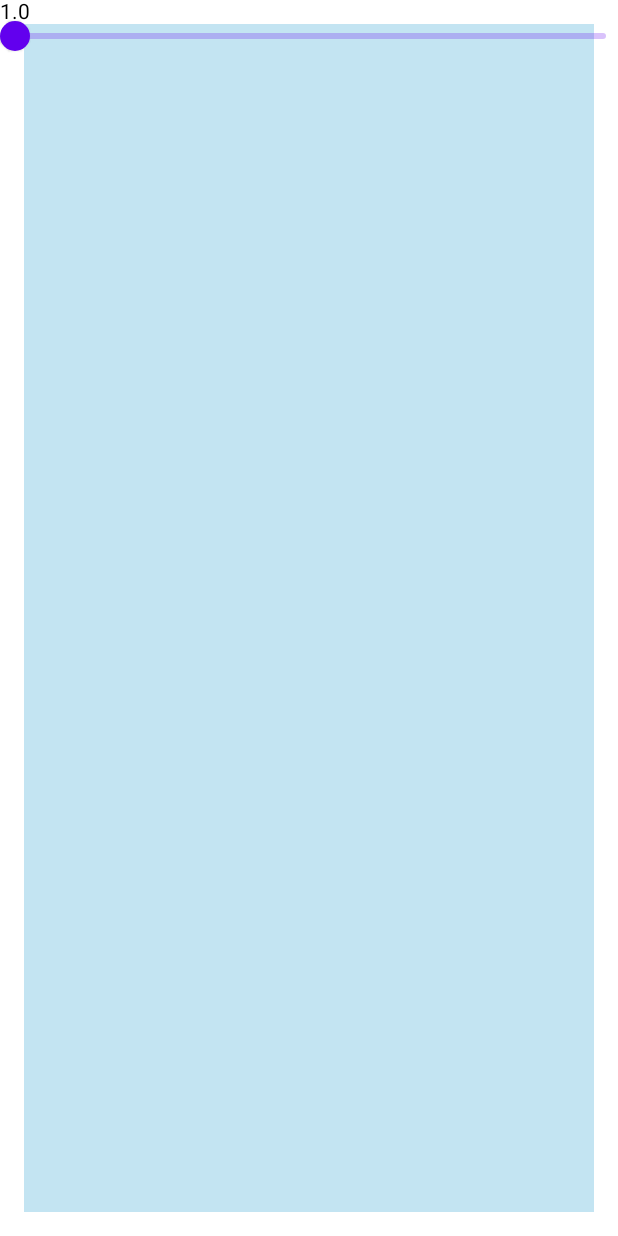
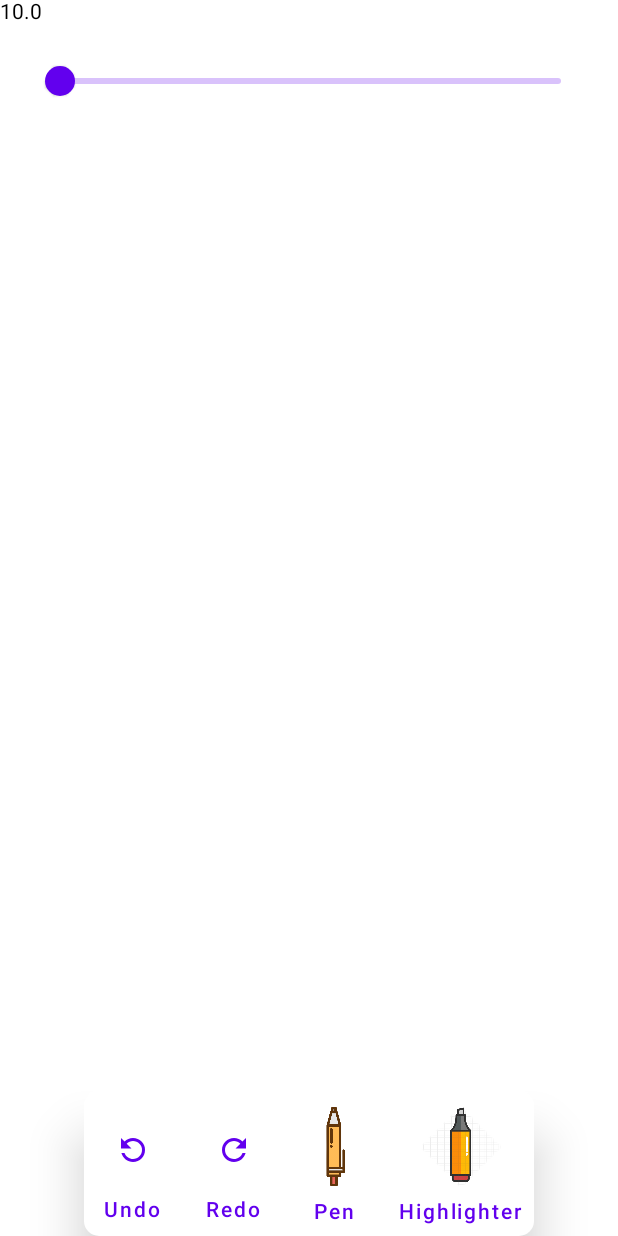
Before and after one commit to Shivamdhuria/ComposeSketch, an Android app built with Jetpack Compose: the composable DashboardScreen shown on its own in the app's theme, on a phone screen of 412 x 824 dp. Run offline under Robolectric (Android 15) with nearby library versions, the light colour scheme and no system bars; our stand-ins replace Dagger/Hilt's generated code; 2 statements that could not run were skipped.

Commit message:
fixed ui and added delete

```diff
--- /dev/null
+++ b/app/src/main/java/com/theapache64/composeandroidtemplate/models/Tool.kt
@@ -0,0 +1,9 @@
+package com.theapache64.composeandroidtemplate.models
+
+sealed class Tool
+
+object Pen : Tool()
+object Highlighter : Tool()
+object Undo : Tool()
+object Redo : Tool()
+object Delete : Tool()
--- /dev/null
+++ b/app/src/main/java/com/theapache64/composeandroidtemplate/ui/composable/IconButton.kt
@@ -0,0 +1,41 @@
+package com.theapache64.composeandroidtemplate.ui.composable
+
+import androidx.compose.foundation.layout.Column
+import androidx.compose.foundation.layout.Spacer
+import androidx.compose.foundation.layout.height
+import androidx.compose.material.Icon
+import androidx.compose.material.Text
+import androidx.compose.material.TextButton
+import androidx.compose.material.icons.Icons
+import androidx.compose.material.icons.filled.Refresh
+import androidx.compose.runtime.Composable
+import androidx.compose.ui.Alignment
+import androidx.compose.ui.Modifier
+import androidx.compose.ui.draw.scale
+import androidx.compose.ui.graphics.Color
+import androidx.compose.ui.graphics.vector.ImageVector
+import androidx.compose.ui.unit.dp
+import com.theapache64.composeandroidtemplate.models.Tool
+
+@Composable
+fun IconButton(
+    onButtonPress: (Tool) -> Unit,
+    selectedColor: Color,
+    text: String,
+    icon: ImageVector = Icons.Filled.Refresh,
+    mirror: Boolean = false,
+    tool: Tool
+) {
+    TextButton(onClick = { onButtonPress(tool) }) {
+        Column(horizontalAlignment = Alignment.CenterHorizontally) {
+            Spacer(modifier = Modifier.height(10.dp))
+            Icon(
+                Icons.Filled.Refresh,
+                contentDescription = text,
+                modifier = if (mirror) Modifier.scale(scaleX = -1f, scaleY = 1f) else Modifier
+            )
+            Spacer(modifier = Modifier.height(20.dp))
+            Text(text = text)
+        }
+    }
+}
--- /dev/null
+++ b/app/src/main/java/com/theapache64/composeandroidtemplate/ui/composable/ToolKitButton.kt
@@ -0,0 +1,51 @@
+package com.theapache64.composeandroidtemplate.ui.composable
+
+import androidx.compose.foundation.Image
+import androidx.compose.foundation.layout.*
+import androidx.compose.material.Button
+import androidx.compose.material.Icon
+import androidx.compose.material.Text
+import androidx.compose.material.TextButton
+import androidx.compose.material.icons.Icons
+import androidx.compose.material.icons.filled.Refresh
+import androidx.compose.runtime.Composable
+import androidx.compose.ui.Alignment
+import androidx.compose.ui.Modifier
+import androidx.compose.ui.draw.rotate
+import androidx.compose.ui.graphics.Color
+import androidx.compose.ui.layout.ContentScale
+import androidx.compose.ui.res.painterResource
+import androidx.compose.ui.semantics.Role.Companion.Image
+import androidx.compose.ui.unit.dp
+import com.theapache64.composeandroidtemplate.R
+import com.theapache64.composeandroidtemplate.models.Tool
+
+@Composable
+fun ToolKitButton(
+    onButtonPress: (Tool) -> Unit,
+    selectedColor: Color,
+    text: String,
+    resourceId:Int = R.drawable.pen,
+    tool: Tool
+) {
+
+    TextButton(onClick = { onButtonPress(tool)}) {
+        Column(horizontalAlignment = Alignment.CenterHorizontally) {
+//            Icon(
+//                Icons.Filled.Refresh,
+//                contentDescription = "Refresh Button"
+//            )
+            Image(
+                painterResource(resourceId),
+                contentDescription = "",
+                contentScale = ContentScale.FillHeight,
+                modifier = Modifier
+                    .height(40.dp)
+                    .width(40.dp)
+                    .rotate(135f)
+            )
+            Spacer(modifier = Modifier.height(15.dp))
+            Text(text = text)
+        }
+    }
+}
--- a/app/src/main/java/com/theapache64/composeandroidtemplate/ui/screen/dashboard/SketchScreen.kt
+++ b/app/src/main/java/com/theapache64/composeandroidtemplate/ui/screen/dashboard/SketchScreen.kt
@@ -1,24 +1,29 @@
 package com.theapache64.composeandroidtemplate.ui.screen.dashboard
 
-import android.graphics.BitmapFactory
 import androidx.compose.foundation.Canvas
-import androidx.compose.foundation.Image
-import androidx.compose.foundation.background
-import androidx.compose.foundation.gestures.DraggableState
 import androidx.compose.foundation.gestures.detectDragGestures
 import androidx.compose.foundation.layout.*
+import androidx.compose.foundation.layout.Arrangement.SpaceBetween
+import androidx.compose.foundation.shape.RoundedCornerShape
+import androidx.compose.material.Card
 import androidx.compose.material.Slider
 import androidx.compose.material.Text
+import androidx.compose.material.icons.Icons
+import androidx.compose.material.icons.filled.Refresh
 import androidx.compose.runtime.Composable
+import androidx.compose.ui.Alignment
 import androidx.compose.ui.Modifier
-import androidx.compose.ui.geometry.Offset
-import androidx.compose.ui.graphics.*
+import androidx.compose.ui.graphics.Color
+import androidx.compose.ui.graphics.StrokeCap
+import androidx.compose.ui.graphics.StrokeJoin
 import androidx.compose.ui.graphics.drawscope.Stroke
 import androidx.compose.ui.input.pointer.pointerInput
-import androidx.compose.ui.platform.LocalContext
-import androidx.compose.ui.res.painterResource
 import androidx.compose.ui.unit.dp
 import androidx.hilt.navigation.compose.hiltViewModel
+import com.theapache64.composeandroidtemplate.R
+import com.theapache64.composeandroidtemplate.models.*
+import com.theapache64.composeandroidtemplate.ui.composable.IconButton
+import com.theapache64.composeandroidtemplate.ui.composable.ToolKitButton
 import com.theapache64.composeandroidtemplate.util.DrawingEngine
 
 @Composable
@@ -29,11 +34,11 @@ fun DashboardScreen(
     val drawingEngine = DrawingEngine()
 
     Box(modifier = Modifier.fillMaxSize()) {
+
         Canvas(
             modifier = Modifier
                 .fillMaxSize()
                 .padding(16.dp)
-                .background(Color(0xE2BCE1F1))
                 .pointerInput(Unit) {
                     detectDragGestures(
                         onDragStart = {
@@ -49,13 +54,13 @@ fun DashboardScreen(
                 drawPath(
                     path = drawingEngine.createPath(line.points),
                     color = line.color,
-                    style = Stroke(line.strokeWidth, cap = StrokeCap.Round, join = StrokeJoin.Round)
+                    alpha = line.opacity,
+                    style = Stroke(line.strokeWidth, cap = StrokeCap.Round, join = StrokeJoin.Round, )
                 )
             }
         }
         CustomSlider(viewModel.strokeWidth) { viewModel.changeStrokeWidth(it) }
-//        Slider(value = viewModel.strokeWidth, onValueChange = { viewModel.changeStrokeWidth(it) }, valueRange = 0.1f..10f)
-
+        ToolCard(Modifier.align(Alignment.BottomCenter), viewModel.color, {viewModel.setTool(it)})
     }
 
 }
@@ -63,5 +68,51 @@ fun DashboardScreen(
 @Composable
 fun CustomSlider(strokeWidth: Float, onChange: (Float) -> Unit) {
     Text(text = strokeWidth.toString())
-    Slider(value = strokeWidth, onValueChange = { onChange(it) }, valueRange = 2f..30f, steps = 0)
+    Slider(value = strokeWidth, onValueChange = { onChange(it) }, valueRange = 10f..50f, steps = 0, modifier = Modifier.padding(30.dp))
 }
+
+@Composable
+fun ToolCard(modifier: Modifier, selectedColor: Color, onToolSelected: (Tool) -> Unit) {
+    Card(
+        modifier = modifier,
+        shape = RoundedCornerShape(10.dp),
+        elevation = 20.dp
+    ) {
+        Row(
+            horizontalArrangement = SpaceBetween, modifier = Modifier
+                .width(300.dp)
+                .padding(top = 10.dp)
+
+        ) {
+            IconButton(
+                onToolSelected,
+                text = "Undo",
+                selectedColor = selectedColor,
+                icon = Icons.Filled.Refresh,
+                mirror = true,
+                tool = Undo
+            )
+            IconButton(
+                onToolSelected,
+                text = "Redo",
+                selectedColor = selectedColor,
+                icon = Icons.Filled.Refresh,
+                tool = Redo
+            )
+
+            ToolKitButton(
+                onToolSelected,
+                text = "Pen",
+                selectedColor = selectedColor,
+                tool = Pen
+            )
+            ToolKitButton(
+                onToolSelected,
+                text = "Highlighter",
+                selectedColor = selectedColor,
+                resourceId = R.drawable.highlighter,
+                tool = Highlighter
+            )
+        }
+    }
+}
--- a/app/src/main/java/com/theapache64/composeandroidtemplate/ui/screen/dashboard/SketchViewModel.kt
+++ b/app/src/main/java/com/theapache64/composeandroidtemplate/ui/screen/dashboard/SketchViewModel.kt
@@ -8,7 +8,7 @@ import androidx.compose.runtime.snapshots.SnapshotStateList
 import androidx.compose.ui.geometry.Offset
 import androidx.compose.ui.graphics.Color
 import androidx.lifecycle.ViewModel
-import com.theapache64.composeandroidtemplate.models.Line
+import com.theapache64.composeandroidtemplate.models.*
 import dagger.hilt.android.lifecycle.HiltViewModel
 import javax.inject.Inject
 
@@ -19,13 +19,16 @@ class SketchViewModel @Inject constructor() : ViewModel() {
     private val _lines = mutableStateListOf<Line>()
     val lines: SnapshotStateList<Line> = _lines
 
-    var opacity by mutableStateOf(0f)
+    var opacity by mutableStateOf(1f)
         private set
 
-    var strokeWidth by mutableStateOf(1f)
+    var selectedTool by mutableStateOf<Tool>(Pen)
         private set
 
-    var color by mutableStateOf(Color.Magenta)
+    var strokeWidth by mutableStateOf(10f)
+        private set
+
+    var color by mutableStateOf(Color(0xFFFFC45E))
         private set
 
 
@@ -36,6 +39,11 @@ class SketchViewModel @Inject constructor() : ViewModel() {
     fun changeColor(value: Color) {
         color = value
     }
+
+    fun changeSelectedTool(value: Tool) {
+        selectedTool = value
+    }
+
 
     fun changeStrokeWidth(value: Float) {
         strokeWidth = value
@@ -55,4 +63,20 @@ class SketchViewModel @Inject constructor() : ViewModel() {
         )
         _lines.add(newLine)
     }
+
+    fun setTool(tool: Tool) {
+        when (tool) {
+            is Highlighter -> {
+                changeOpacity(.3f)
+                changeStrokeWidth(45f)
+            }
+            is Pen -> {
+                changeOpacity(1f)
+                changeStrokeWidth(10f)
+            }
+            is Undo ->{
+                _lines.clear()
+            }
+        }
+    }
 }
--- /dev/null
+++ b/app/src/main/res/drawable/delete_black_24dp.xml
@@ -0,0 +1,6 @@
+<?xml version="1.0" encoding="UTF-8" standalone="no"?>
+<vector xmlns:android="http://schemas.android.com/apk/res/android" android:height="24dp" android:tint="#000000" android:viewportHeight="24.0" android:viewportWidth="24.0" android:width="24dp">
+
+    <path android:fillColor="@android:color/white" android:pathData="M16,9v10H8V9h8m-1.5,-6h-5l-1,1H5v2h14V4h-3.5l-1,-1zM18,7H6v12c0,1.1 0.9,2 2,2h8c1.1,0 2,-0.9 2,-2V7z"/>
+
+</vector>
--- /dev/null
+++ b/app/src/main/res/drawable/outline_undo_black_24dp.xml
@@ -0,0 +1,6 @@
+<?xml version="1.0" encoding="UTF-8" standalone="no"?>
+<vector xmlns:android="http://schemas.android.com/apk/res/android" android:autoMirrored="true" android:height="24dp" android:tint="#000000" android:viewportHeight="24.0" android:viewportWidth="24.0" android:width="24dp">
+
+    <path android:fillColor="@android:color/white" android:pathData="M12.5,8c-2.65,0 -5.05,0.99 -6.9,2.6L2,7v9h9l-3.62,-3.62c1.39,-1.16 3.16,-1.88 5.12,-1.88 3.54,0 6.55,2.31 7.6,5.5l2.37,-0.78C21.08,11.03 17.15,8 12.5,8z"/>
+
+</vector>
--- /dev/null
+++ b/app/src/main/res/drawable/redo_black_24dp.xml
@@ -0,0 +1,6 @@
+<?xml version="1.0" encoding="UTF-8" standalone="no"?>
+<vector xmlns:android="http://schemas.android.com/apk/res/android" android:autoMirrored="true" android:height="24dp" android:tint="#000000" android:viewportHeight="24.0" android:viewportWidth="24.0" android:width="24dp">
+
+    <path android:fillColor="@android:color/white" android:pathData="M18.4,10.6C16.55,8.99 14.15,8 11.5,8c-4.65,0 -8.58,3.03 -9.96,7.22L3.9,16c1.05,-3.19 4.05,-5.5 7.6,-5.5 1.95,0 3.73,0.72 5.12,1.88L13,16h9V7l-3.6,3.6z"/>
+
+</vector>
```
Also changed, not shown: app/src/main/java/com/theapache64/composeandroidtemplate/util/DrawingEngine.kt (+34 -12 lines), app/src/main/res/drawable-v24/paper.jpg (added), app/src/main/res/drawable/highlighter.png (added), app/src/main/res/drawable/pen.png (added).
